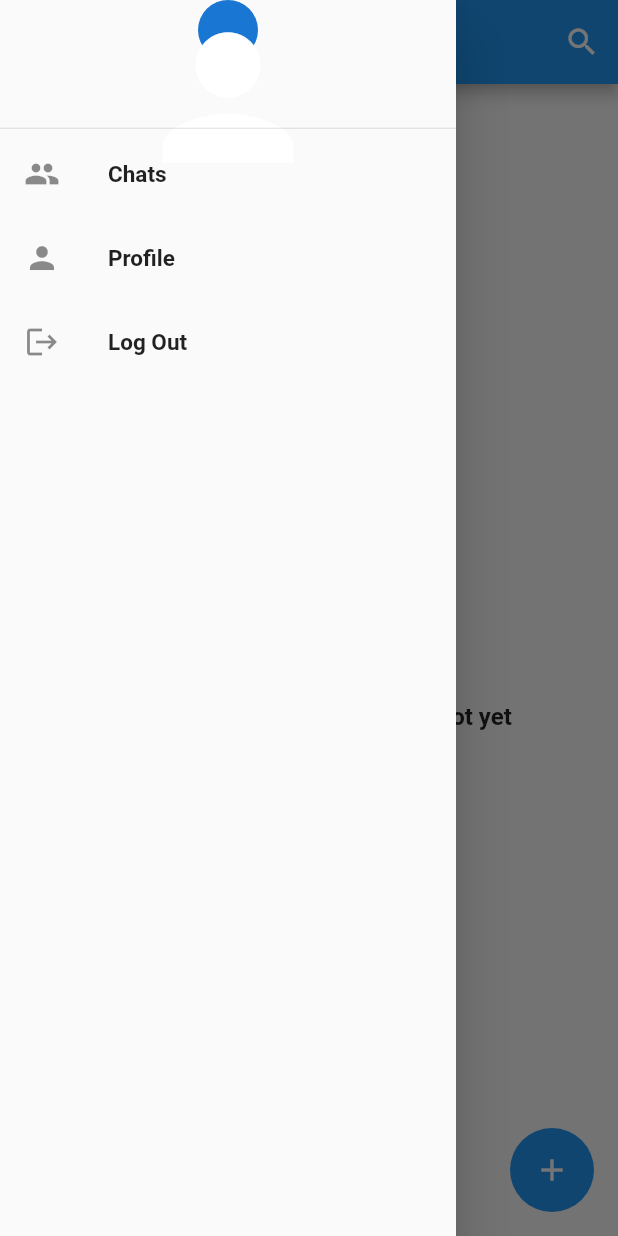
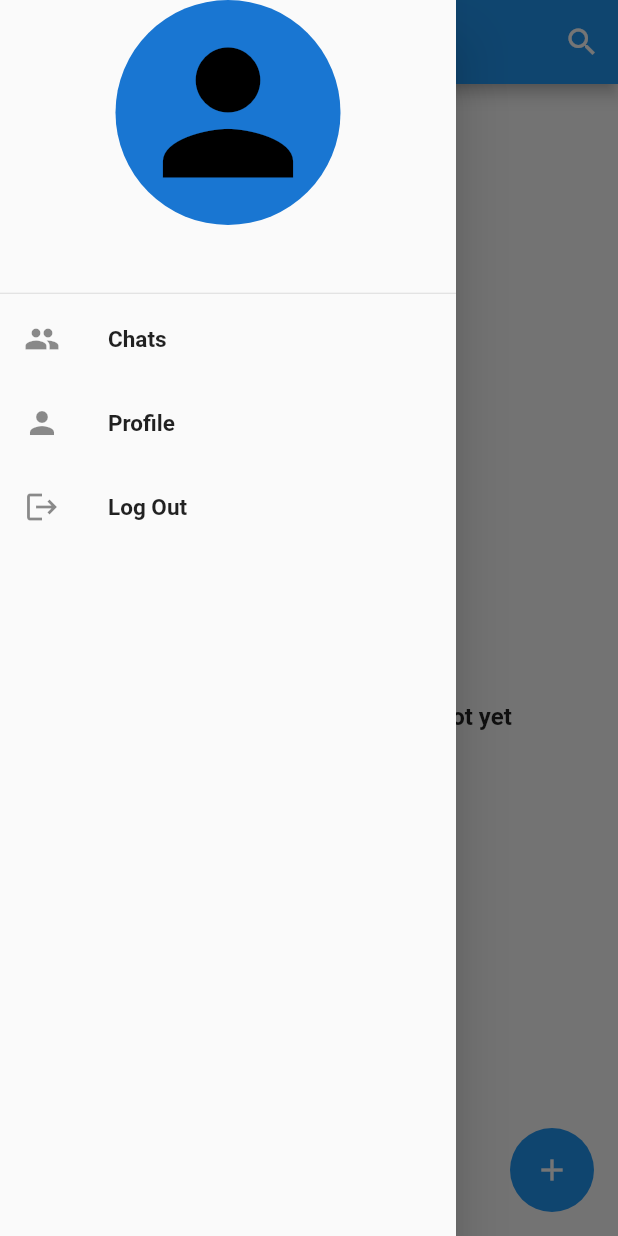
Before and after one commit to Ven1456/chat_application, a Flutter app: the HomeScreen screen opened directly, with the side drawer open, on a phone screen of 412 x 824 dp. Run offline on Flutter 3.47's test engine with Material 2 defaults, Android fonts, the phone set to English and light mode, and no system bars; our stand-ins replace cloud_firestore, firebase_auth, firebase_core, firebase_storage, image_cropper, image_picker and 3 more; accounts and stored records are empty; network calls fail.

```diff
--- a/lib/screens/auth/login_screen.dart
+++ b/lib/screens/auth/login_screen.dart
@@ -250,7 +250,6 @@ class _LoginPageState extends State<LoginPage> {
           await SharedPref.saveUserEmail(email);
           await SharedPref.saveUserName(snapshot.docs[0]["fullName"]);
           await SharedPref.saveProfilePic(snapshot.docs[0]["profilePic"]);
-
           // ignore: use_build_context_synchronously
           nextPage(context, const HomeScreen());
         } else {
--- a/lib/screens/ui/chat_page.dart
+++ b/lib/screens/ui/chat_page.dart
@@ -4,6 +4,7 @@ import 'package:chat/resources/profile_Controller.dart';
 import 'package:chat/resources/widget.dart';
 import 'package:chat/screens/ui/group_info.dart';
 import 'package:chat/screens/ui/message_tlle.dart';
+import 'package:chat/screens/ui/profile.dart';
 import 'package:chat/services/auth_service.dart';
 import 'package:chat/services/database_services.dart';
 import 'package:cloud_firestore/cloud_firestore.dart';
@@ -159,6 +160,8 @@ class _ChatPageState extends State<ChatPage> {
                   GestureDetector(
                       onTap: () {
                         ProfileController().pickImage(context);
+                        ProfileController().url;
+                        print(ProfileController().url);
                       },
                       child: const Icon(
                         Icons.image,
@@ -367,6 +370,7 @@ class _ChatPageState extends State<ChatPage> {
         "message": messageController.text.trim(),
         "sender": widget.username,
         "time": DateTime.now().microsecondsSinceEpoch,
+        "groupPic":""
       };
       DatabaseServices().sendMessage(widget.groupId, chatMessageMap);
       setState(() {
--- a/lib/screens/ui/homeScreen.dart
+++ b/lib/screens/ui/homeScreen.dart
@@ -11,7 +11,6 @@ import 'package:cloud_firestore/cloud_firestore.dart';
 import 'package:firebase_auth/firebase_auth.dart';
 import 'package:flutter/material.dart';
 import 'package:flutter/services.dart';
-import 'package:flutter_slider_drawer/flutter_slider_drawer.dart';
 
 import 'package:lottie/lottie.dart';
 import 'package:toast/toast.dart';
@@ -78,7 +77,6 @@ class _HomeScreenState extends State<HomeScreen> {
   final valFormKey = GlobalKey<FormState>();
   bool isGroup = true;
 
-  GlobalKey<SliderDrawerState> _key = GlobalKey<SliderDrawerState>();
 
   @override
   Widget build(BuildContext context) {
@@ -97,12 +95,20 @@ class _HomeScreenState extends State<HomeScreen> {
       child: ListView(
         children: [
             (profilePic).isEmpty
-              ? const CircleAvatar(
+              ? const UnconstrainedBox(
+                child: SizedBox(
+                height: 150,
+                  width: 150,
+                  child: CircleAvatar(
+
             child: Icon(
-              Icons.person,
-              size: 130,
+                  Icons.person,
+                  color: Colors.black,
+                  size: 130,
             ),
-          )
+          ),
+                ),
+              )
               : UnconstrainedBox(
             child: ClipRRect(
               borderRadius: BorderRadius.circular(80),
--- a/lib/services/database_services.dart
+++ b/lib/services/database_services.dart
@@ -2,8 +2,9 @@ import 'package:cloud_firestore/cloud_firestore.dart';
 
 class DatabaseServices {
   final String? uid;
+  final String? groupId;
 
-  DatabaseServices({this.uid});
+  DatabaseServices({this.uid,this.groupId});
 
   // reference from our collections
   final CollectionReference userCollection =
@@ -54,10 +55,12 @@ class DatabaseServices {
       "groupIcon": "",
       "admin": "${id}_$username",
       "members": [],
-      "groupId": "",
+      "groupId": groupId,
       "recentMessage": "",
       "recentMessageSender": "",
     });
+
+
     // update the members
     await groupDocumentReference.update({
       "members": FieldValue.arrayUnion(["${id}_$username"]),
@@ -117,6 +120,13 @@ class DatabaseServices {
         .get();
   }
 
+// delete the group name
+  Future deleteGroupName(String uid) async {
+     await groupCollection.doc(uid).update({
+      "groupId": FieldValue.delete(),
+      "groupName": FieldValue.delete(),
+    });
+  }
 
   Future<bool> isUserJoined(
       String groupName, String groupId, String userName) async {
@@ -162,6 +172,7 @@ class DatabaseServices {
       "recentMessage": chatMessageData["message"],
       "recentMessageSender": chatMessageData["sender"],
       "recentMessageTime": chatMessageData["time"].toString(),
+      "groupIcon": chatMessageData["groupPic"].toString(),
     });
   }
 }
--- a/pubspec.yaml
+++ b/pubspec.yaml
@@ -50,6 +50,7 @@ dependencies:
   firebase_storage: ^11.1.0
   image_picker: ^0.8.7+1
   file_picker: ^4.0.0
+  firebase_messaging: ^14.4.0
 
 
 
```
Also changed, not shown: lib/resources/Shared_Preferences.dart (+11 -3 lines), lib/resources/profile_Controller.dart (+39 -6 lines), lib/screens/ui/group_Tile.dart (+13 -5 lines), lib/screens/ui/group_info.dart (+59 -3 lines), pubspec.lock, 1 other file.
